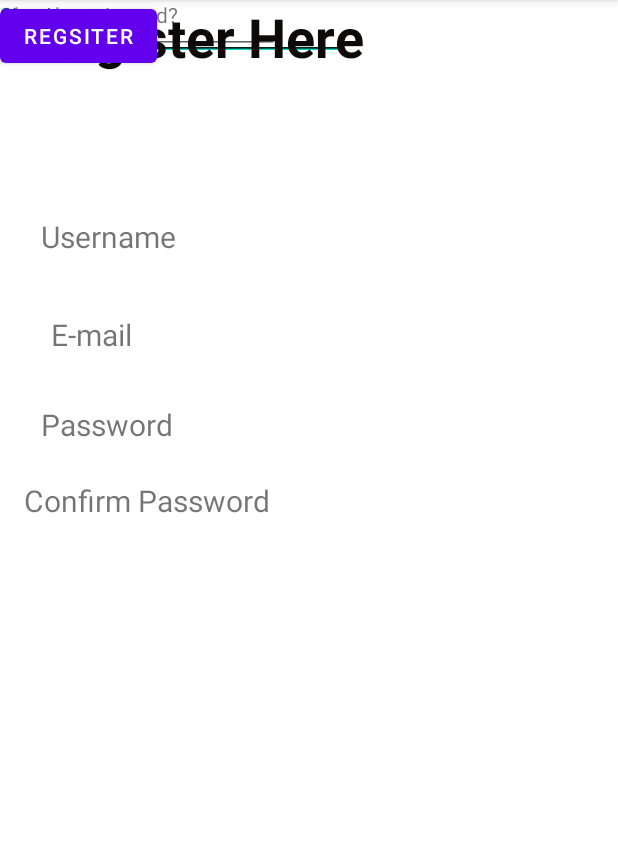
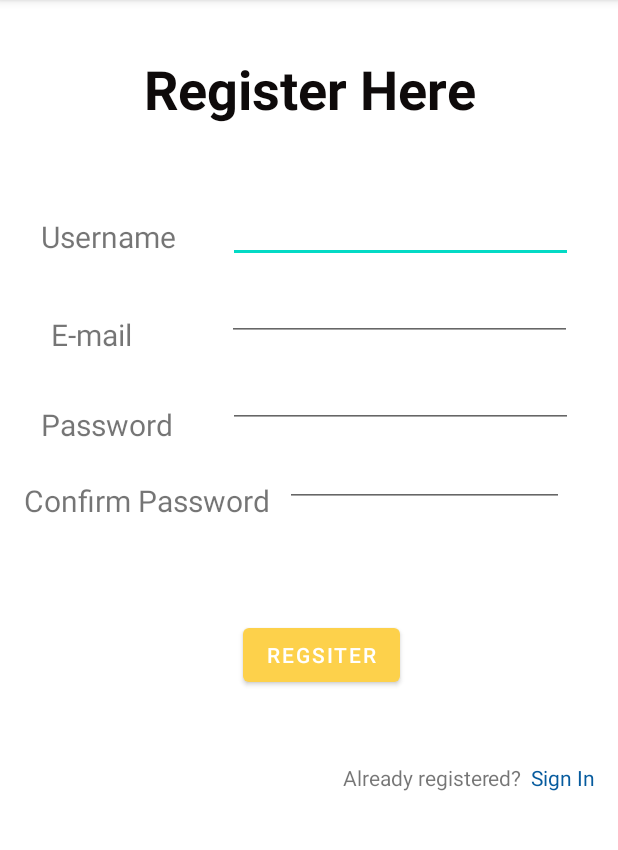
Before and after one commit to aashish2604/TicTacToe, an Android app: the SignUp screen opened directly, with no data from a screen before it, on a phone screen of 412 x 824 dp, the part 84-934 px from its top. Run offline under Robolectric (Android 15) with nearby library versions, the phone set to English and light mode, and no system bars; our stand-ins replace Firebase (no records; nobody signed in at launch, a user with empty details on screens opened directly).

Commit message:
Database linked with login and sign in page

```diff
--- a/app/src/main/java/com/example/tictactoe/MainActivity.java
+++ b/app/src/main/java/com/example/tictactoe/MainActivity.java
@@ -1,14 +1,23 @@
 package com.example.tictactoe;
 
+import androidx.annotation.NonNull;
 import androidx.appcompat.app.AppCompatActivity;
 
+import android.app.ProgressDialog;
 import android.content.Intent;
 import android.os.Bundle;
 import android.view.View;
 import android.widget.Button;
 import android.widget.EditText;
+import android.widget.ProgressBar;
 import android.widget.TextView;
 import android.widget.Toast;
+
+import com.google.android.gms.tasks.OnCompleteListener;
+import com.google.android.gms.tasks.Task;
+import com.google.firebase.FirebaseError;
+import com.google.firebase.auth.AuthResult;
+import com.google.firebase.auth.FirebaseAuth;
 
 public class MainActivity extends AppCompatActivity {
     private EditText username;
@@ -16,8 +25,8 @@ public class MainActivity extends AppCompatActivity {
     private Button login;
     private TextView message;
     private TextView signup;
-    private String sampleuid = "Admin";
-    private String sampass = "12345";
+    private FirebaseAuth firebaseAuth;
+    private ProgressDialog progressDialog;
 
     @Override
     protected void onCreate(Bundle savedInstanceState) {
@@ -28,6 +37,8 @@ public class MainActivity extends AppCompatActivity {
         login = (Button)findViewById(R.id.but);
         message =(TextView)findViewById(R.id.emsg);
         signup = (TextView)findViewById(R.id.esig);
+        firebaseAuth = FirebaseAuth.getInstance();
+        progressDialog = new ProgressDialog(this);
         login.setOnClickListener(new View.OnClickListener() {
             @Override
             public void onClick(View v) {
@@ -48,15 +59,21 @@ public class MainActivity extends AppCompatActivity {
         });
     }
     private void validate(String uid,String pass){
-        message.setVisibility(View.GONE);
-        if((uid.equals(sampleuid)) && (pass.equals(sampass))) {
-            Intent intent = new Intent(MainActivity.this, SecondActivity.class);
-            startActivity(intent);
-            Toast.makeText(MainActivity.this,"Login successful",Toast.LENGTH_SHORT).show();
-        }
-        else{
-            message.setVisibility(View.VISIBLE);
+        progressDialog.setMessage("Take a breadth !");
+        progressDialog.show();
+        firebaseAuth.signInWithEmailAndPassword(uid,pass).addOnCompleteListener(new OnCompleteListener<AuthResult>() {
+            @Override
+            public void onComplete(@NonNull Task<AuthResult> task) {
+                if(task.isSuccessful()){
+                    progressDialog.dismiss();
+                    Toast.makeText(MainActivity.this,"Login Successful",Toast.LENGTH_SHORT).show();
+                    startActivity(new Intent(MainActivity.this,SecondActivity.class));
+                }
+                else{
+                    Toast.makeText(MainActivity.this,"Login Failed",Toast.LENGTH_SHORT).show();
+                }
+            }
+        });
 
-        }
     }
 }
--- a/app/src/main/res/layout/activity_main.xml
+++ b/app/src/main/res/layout/activity_main.xml
@@ -10,7 +10,7 @@
         android:id="@+id/uid"
         android:layout_width="100dp"
         android:layout_height="35dp"
-        android:text="@string/username"
+        android:text="E-mail ID"
         android:textSize="20sp"
         app:layout_constraintBottom_toBottomOf="parent"
         app:layout_constraintHorizontal_bias="0.051"
@@ -50,6 +50,7 @@
         android:id="@+id/but"
         android:layout_width="121dp"
         android:layout_height="40dp"
+        android:background="#FFFFFF"
         android:text="Login"
         app:backgroundTint="@android:color/holo_orange_light"
         app:layout_constraintBottom_toBottomOf="parent"
@@ -88,7 +89,7 @@
         android:id="@+id/esig"
         android:layout_width="52dp"
         android:layout_height="18dp"
-        android:text=" Sign In"
+        android:text=" Sign up"
         android:textColor="@color/purple_700"
         app:layout_constraintBottom_toBottomOf="parent"
         app:layout_constraintEnd_toEndOf="parent"
--- a/app/src/main/res/layout/activity_sign_up.xml
+++ b/app/src/main/res/layout/activity_sign_up.xml
@@ -64,17 +64,28 @@
         android:layout_height="40dp"
         android:ems="10"
         android:inputType="textPersonName"
-        tools:layout_editor_absoluteX="152dp"
-        tools:layout_editor_absoluteY="131dp" />
+        app:layout_constraintBottom_toBottomOf="parent"
+        app:layout_constraintEnd_toEndOf="parent"
+        app:layout_constraintHorizontal_bias="0.433"
+        app:layout_constraintStart_toEndOf="@+id/tvuname"
+        app:layout_constraintTop_toBottomOf="@+id/textView7"
+        app:layout_constraintVertical_bias="0.065"
+        tools:ignore="MissingConstraints" />
 
     <EditText
         android:id="@+id/eemail"
         android:layout_width="230dp"
         android:layout_height="40dp"
+        android:layout_marginTop="12dp"
         android:ems="10"
         android:inputType="textPersonName"
-        tools:layout_editor_absoluteX="152dp"
-        tools:layout_editor_absoluteY="184dp" />
+        app:layout_constraintBottom_toBottomOf="parent"
+        app:layout_constraintEnd_toEndOf="parent"
+        app:layout_constraintHorizontal_bias="0.347"
+        app:layout_constraintStart_toEndOf="@+id/tvemail"
+        app:layout_constraintTop_toBottomOf="@+id/euser"
+        app:layout_constraintVertical_bias="0.0"
+        tools:ignore="MissingConstraints" />
 
     <EditText
         android:id="@+id/epassword"
@@ -82,8 +93,13 @@
         android:layout_height="40dp"
         android:ems="10"
         android:inputType="textPassword"
-        tools:layout_editor_absoluteX="152dp"
-        tools:layout_editor_absoluteY="239dp" />
+        app:layout_constraintBottom_toBottomOf="parent"
+        app:layout_constraintEnd_toEndOf="parent"
+        app:layout_constraintHorizontal_bias="0.433"
+        app:layout_constraintStart_toEndOf="@+id/textView5"
+        app:layout_constraintTop_toBottomOf="@+id/eemail"
+        app:layout_constraintVertical_bias="0.036"
+        tools:ignore="MissingConstraints" />
 
     <EditText
         android:id="@+id/ecpassword"
@@ -91,8 +107,13 @@
         android:layout_height="36dp"
         android:ems="10"
         android:inputType="textPassword"
-        tools:layout_editor_absoluteX="196dp"
-        tools:layout_editor_absoluteY="297dp" />
+        app:layout_constraintBottom_toBottomOf="parent"
+        app:layout_constraintEnd_toEndOf="parent"
+        app:layout_constraintHorizontal_bias="0.0"
+        app:layout_constraintStart_toEndOf="@+id/textView6"
+        app:layout_constraintTop_toBottomOf="@+id/epassword"
+        app:layout_constraintVertical_bias="0.038"
+        tools:ignore="MissingConstraints" />
 
     <TextView
         android:id="@+id/textView7"
@@ -103,24 +124,39 @@
         android:textColor="#0E0A0A"
         android:textSize="36sp"
         android:textStyle="bold"
-        tools:layout_editor_absoluteX="81dp"
-        tools:layout_editor_absoluteY="35dp" />
+        app:layout_constraintBottom_toBottomOf="parent"
+        app:layout_constraintEnd_toEndOf="parent"
+        app:layout_constraintStart_toStartOf="parent"
+        app:layout_constraintTop_toTopOf="parent"
+        app:layout_constraintVertical_bias="0.049"
+        tools:ignore="MissingConstraints" />
 
     <Button
         android:id="@+id/butt"
         android:layout_width="wrap_content"
         android:layout_height="wrap_content"
         android:text="Regsiter"
-        tools:layout_editor_absoluteX="151dp"
-        tools:layout_editor_absoluteY="415dp" />
+        app:backgroundTint="#FDD14B"
+        app:layout_constraintBottom_toBottomOf="parent"
+        app:layout_constraintEnd_toEndOf="parent"
+        app:layout_constraintHorizontal_bias="0.527"
+        app:layout_constraintStart_toStartOf="parent"
+        app:layout_constraintTop_toBottomOf="@+id/ecpassword"
+        app:layout_constraintVertical_bias="0.196"
+        tools:ignore="MissingConstraints" />
 
     <TextView
         android:id="@+id/textView8"
         android:layout_width="125dp"
         android:layout_height="19dp"
         android:text="Already registered? "
-        tools:layout_editor_absoluteX="228dp"
-        tools:layout_editor_absoluteY="492dp" />
+        app:layout_constraintBottom_toBottomOf="parent"
+        app:layout_constraintEnd_toEndOf="parent"
+        app:layout_constraintHorizontal_bias="0.797"
+        app:layout_constraintStart_toStartOf="parent"
+        app:layout_constraintTop_toBottomOf="@+id/butt"
+        app:layout_constraintVertical_bias="0.166"
+        tools:ignore="MissingConstraints" />
 
     <TextView
         android:id="@+id/esign"
@@ -128,6 +164,11 @@
         android:layout_height="wrap_content"
         android:text="Sign In"
         android:textColor="#065B9E"
-        tools:layout_editor_absoluteX="353dp"
-        tools:layout_editor_absoluteY="492dp" />
+        app:layout_constraintBottom_toBottomOf="parent"
+        app:layout_constraintEnd_toEndOf="parent"
+        app:layout_constraintHorizontal_bias="0.0"
+        app:layout_constraintStart_toEndOf="@+id/textView8"
+        app:layout_constraintTop_toBottomOf="@+id/butt"
+        app:layout_constraintVertical_bias="0.166"
+        tools:ignore="MissingConstraints" />
 </androidx.constraintlayout.widget.ConstraintLayout>
```
